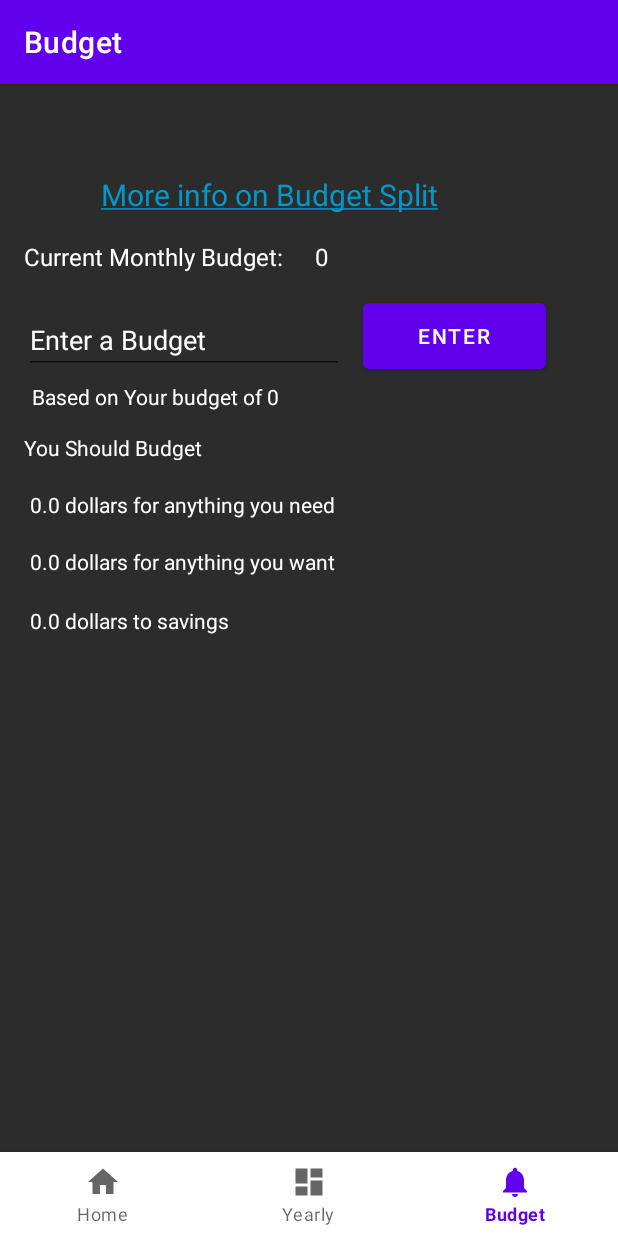
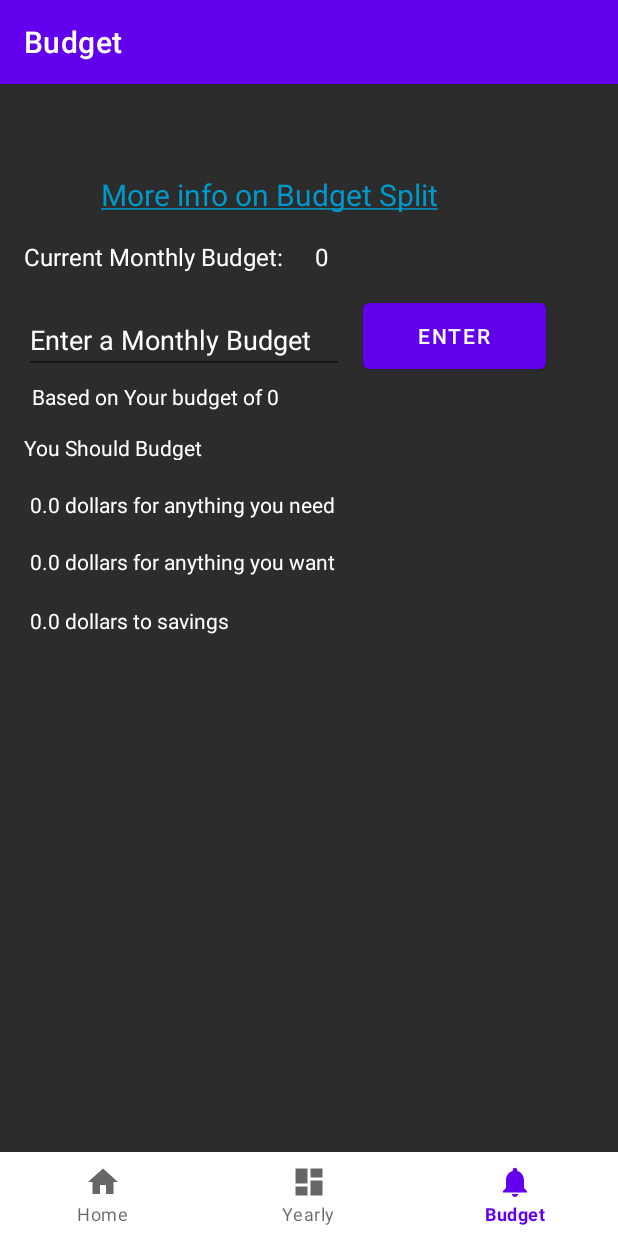
Before and after one commit to mirandae776/budget, an Android app: the DashboardFragment screen opened through its navigation route, item 3 of the bottom bar chosen, on a phone screen of 412 x 824 dp. Run offline under Robolectric (Android 15) with nearby library versions, the phone set to English and light mode, and no system bars; our stand-ins replace navigation-ui; 2 statements that could not run were skipped.

Commit message:
UI UPDATE

```diff
--- a/app/src/main/java/edu/msoe/budget_app/ui/dashboard/DashboardFragment.kt
+++ b/app/src/main/java/edu/msoe/budget_app/ui/dashboard/DashboardFragment.kt
@@ -90,7 +90,7 @@ class DashboardFragment : Fragment() {
 
         budgetDatabaseHelper = BudgetDatabaseHelper(requireContext())
 
-        val dataButton = root.findViewById<Button>(R.id.testDataButton)
+        //val dataButton = root.findViewById<Button>(R.id.testDataButton)
         //var spendingDetails = context?.let { viewModel.getSpendingDetails(it) }
 
         val spendingDetails = viewModel.getSpendingDetails(requireContext())
@@ -171,7 +171,7 @@ class DashboardFragment : Fragment() {
 
         }
 
-        val textView: TextView = binding.textDashboard
+        val textView: TextView = binding.textView2
         dashboardViewModel.text.observe(viewLifecycleOwner) {
             textView.text = it
         }
--- a/app/src/main/res/layout/fragment_notifications.xml
+++ b/app/src/main/res/layout/fragment_notifications.xml
@@ -29,7 +29,7 @@
         android:layout_marginStart="16dp"
         android:layout_marginTop="92dp"
         android:ems="10"
-        android:hint="Enter a Budget"
+        android:hint="Enter a Monthly Budget"
         android:textColorHint="#FFFFFF"
         android:textColor="#FFFFFF"
         android:inputType="number"
```
Also changed, not shown: app/src/main/java/edu/msoe/budget_app/ui/home/HomeFragment.kt (+8 -1 lines).
